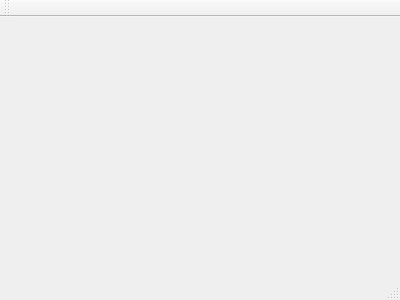
Dariasteam/I.A., file mainwindow.ui: the form before one commit.
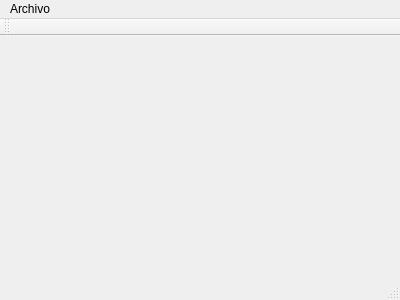
The form after the commit.

The edit to the form file:
```diff
--- a/mainwindow.ui
+++ b/mainwindow.ui
@@ -12,13 +12,34 @@
   <property name="windowTitle" >
    <string>MainWindow</string>
   </property>
-  <widget class="QMenuBar" name="menuBar" />
-  <widget class="QToolBar" name="mainToolBar" />
-  <widget class="QWidget" name="centralWidget" />
-  <widget class="QStatusBar" name="statusBar" />
+  <widget class="QWidget" name="centralWidget"/>
+  <widget class="QMenuBar" name="menuBar">
+   <property name="geometry">
+    <rect>
+     <x>0</x>
+     <y>0</y>
+     <width>400</width>
+     <height>25</height>
+    </rect>
+   </property>
+   <widget class="QMenu" name="menuArchivo">
+    <property name="title">
+     <string>Archivo</string>
+    </property>
+   </widget>
+   <addaction name="menuArchivo"/>
+  </widget>
+  <widget class="QToolBar" name="mainToolBar">
+   <attribute name="toolBarArea">
+    <enum>TopToolBarArea</enum>
+   </attribute>
+   <attribute name="toolBarBreak">
+    <bool>false</bool>
+   </attribute>
+  </widget>
+  <widget class="QStatusBar" name="statusBar"/>
  </widget>
- <layoutDefault spacing="6" margin="11" />
- <pixmapfunction></pixmapfunction>
+ <layoutdefault spacing="6" margin="11"/>
  <resources/>
  <connections/>
 </ui>
```
Left out of the diff: 7 changed lines with no effect on the pictures.
